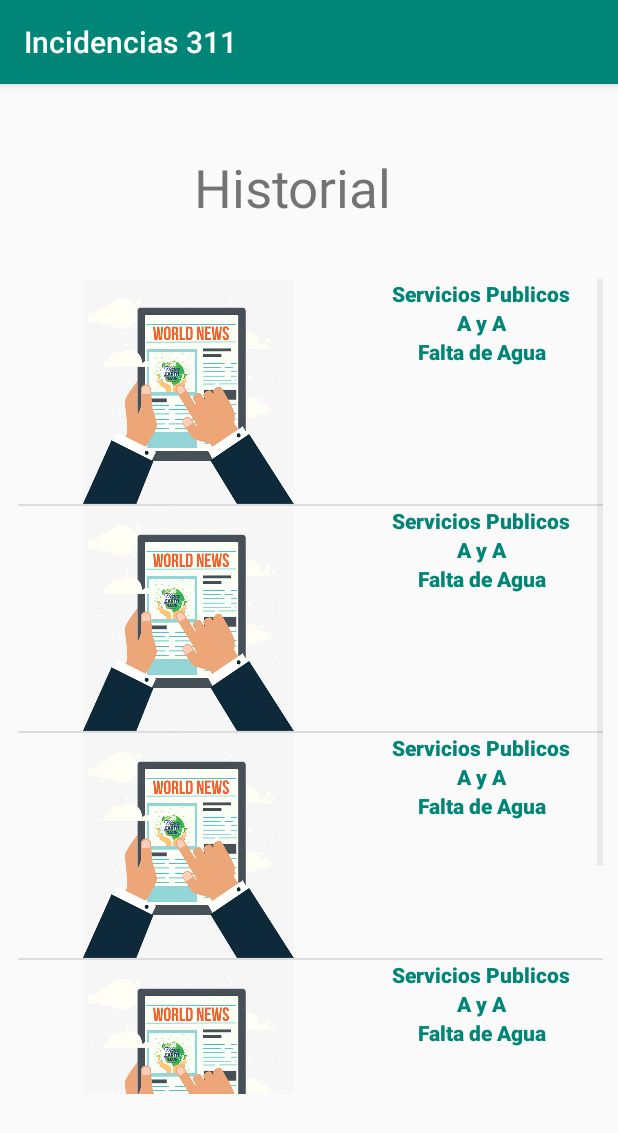
After one commit to cesarvarela07/binarios, an Android app: the Historial screen opened directly, with no data from a screen before it, on a phone screen of 412 x 824 dp. The commit adds this screen. Shown: the top 1133 px of the screen. Run offline under Robolectric (Android 15) with nearby library versions, the phone set to English and light mode, and no system bars.

Commit message:
endgame/29-04

```diff
--- a/app/src/main/AndroidManifest.xml
+++ b/app/src/main/AndroidManifest.xml
@@ -11,6 +11,7 @@
     <uses-feature
         android:name="android.hardware.camera.autofocus"
         android:required="false" />
+
     <uses-permission android:name="android.permission.INTERNET" />
     <uses-permission android:name="android.permission.ACCESS_FINE_LOCATION" />
     <uses-permission android:name="android.permission.ACCESS_COARSE_LOCATION" />
@@ -30,13 +31,12 @@
         android:roundIcon="@mipmap/ic_launcher_round"
         android:supportsRtl="true"
         android:theme="@style/AppTheme">
-
-        <activity android:name=".Menu"></activity>
+        <activity android:name=".Historial"></activity>
+        <activity android:name=".Menu" />
         <activity android:name=".RegistrarIncidencia" />
         <activity android:name=".Registro" />
         <activity android:name=".MainActivity">
             <intent-filter>
-
                 <action android:name="android.intent.action.MAIN" />
 
                 <category android:name="android.intent.category.LAUNCHER" />
--- /dev/null
+++ b/app/src/main/java/app311/varela/cesar/app311/Adaptador.java
@@ -0,0 +1,55 @@
+package app311.varela.cesar.app311;
+
+import android.content.Context;
+import android.view.LayoutInflater;
+import android.view.View;
+import android.view.ViewGroup;
+import android.widget.BaseAdapter;
+import android.widget.ImageView;
+import android.widget.TextView;
+
+import java.util.List;
+
+public class Adaptador extends BaseAdapter {
+    Context context;
+    List<NewsPost> newList;
+
+    public Adaptador(Context context, List<NewsPost> newList) {
+        this.context = context;
+        this.newList = newList;
+    }
+
+    @Override
+    public int getCount() {
+        return newList.size();
+    }
+
+    @Override
+    public Object getItem(int position) {
+        return newList.get(position);
+    }
+
+    @Override
+    public long getItemId(int position) {
+        return 0;
+    }
+
+    @Override
+    public View getView(int position, View convertView, ViewGroup parent) {
+        View v = convertView;
+
+        LayoutInflater i = LayoutInflater.from(context);
+        v=i.inflate(R.layout.new_list,null);
+
+        ImageView img = (ImageView)v.findViewById(R.id.img_noticia);
+        TextView categoria = (TextView)v.findViewById(R.id.tv_Catego);
+        TextView compa = (TextView)v.findViewById(R.id.tv_Compa);
+        TextView noticia = (TextView)v.findViewById(R.id.tv_Noticia);
+
+        img.setImageResource(newList.get(position).getImg());
+        categoria.setText(newList.get(position).getCategoria());
+        compa.setText(newList.get(position).getCompania());
+        noticia.setText(newList.get(position).getNoticia());
+        return v;
+    }
+}
--- /dev/null
+++ b/app/src/main/java/app311/varela/cesar/app311/Historial.java
@@ -0,0 +1,45 @@
+package app311.varela.cesar.app311;
+
+import android.support.v7.app.AppCompatActivity;
+import android.os.Bundle;
+import android.view.View;
+import android.widget.AdapterView;
+import android.widget.ListView;
+import android.widget.Toast;
+
+import java.util.ArrayList;
+
+public class Historial extends AppCompatActivity {
+
+    private ListView newsList;
+    private ArrayList<NewsPost>list;
+
+
+    @Override
+    protected void onCreate(Bundle savedInstanceState) {
+        super.onCreate(savedInstanceState);
+        setContentView(R.layout.activity_historial);
+        newsList=(ListView)findViewById(R.id.lv_ListaNoticias);
+        newsList=(ListView)findViewById(R.id.lv_ListaNoticias);
+
+        list= new ArrayList<NewsPost>();
+        list.add(new NewsPost("Falta de Agua","Servicios Publicos","A y A",R.drawable.new1));
+        list.add(new NewsPost("Falta de Agua","Servicios Publicos","A y A",R.drawable.new1));
+        list.add(new NewsPost("Falta de Agua","Servicios Publicos","A y A",R.drawable.new1));
+        list.add(new NewsPost("Falta de Agua","Servicios Publicos","A y A",R.drawable.new1));
+        list.add(new NewsPost("Falta de Agua","Servicios Publicos","A y A",R.drawable.new1));
+
+        Adaptador adaptador= new Adaptador(getApplicationContext(),list);
+        newsList.setAdapter(adaptador);
+
+        newsList.setOnItemClickListener(new AdapterView.OnItemClickListener() {
+            @Override
+            public void onItemClick(AdapterView<?> parent, View view, int position, long id) {
+                NewsPost valor= list.get(position);
+                Toast msj=Toast.makeText(getApplicationContext(),"Item Selecionado"+" Item "+ valor.getCategoria(),Toast.LENGTH_LONG);
+                msj.show();
+            }
+        });
+
+    }
+}
--- a/app/src/main/java/app311/varela/cesar/app311/Menu.java
+++ b/app/src/main/java/app311/varela/cesar/app311/Menu.java
@@ -9,7 +9,7 @@ import android.widget.ImageButton;
 
 public class Menu extends AppCompatActivity {
 
-    ImageButton pots;
+    ImageButton pots, hist;
     @Override
     protected void onCreate(Bundle savedInstanceState) {
         super.onCreate(savedInstanceState);
@@ -24,10 +24,26 @@ public class Menu extends AppCompatActivity {
             }
         });
 
+        hist = (ImageButton)findViewById(R.id.btnHistorico);
+        hist.setOnClickListener(new View.OnClickListener() {
+            @Override
+            public void onClick(View v) {
+                openAcvtividadHistorico();
+            }
+        });
+
     }
 
     public void openAcvtividadPost(){
         Intent intent = new Intent(this, RegistrarIncidencia.class);
         startActivity(intent);
+
     }
+
+    public void openAcvtividadHistorico(){
+        Intent intent = new Intent(this, Historial.class);
+        startActivity(intent);
+
+    }
+
 }
--- /dev/null
+++ b/app/src/main/java/app311/varela/cesar/app311/NewsPost.java
@@ -0,0 +1,49 @@
+package app311.varela.cesar.app311;
+
+public class NewsPost {
+
+    String noticia,
+    categoria,
+    compania;
+
+    int img;
+
+    public NewsPost(String noticia, String categoria, String compania, int img) {
+        this.noticia = noticia;
+        this.categoria = categoria;
+        this.compania = compania;
+        this.img = img;
+    }
+
+    public String getNoticia() {
+        return noticia;
+    }
+
+    public void setNoticia(String noticia) {
+        this.noticia = noticia;
+    }
+
+    public String getCategoria() {
+        return categoria;
+    }
+
+    public void setCategoria(String categoria) {
+        this.categoria = categoria;
+    }
+
+    public String getCompania() {
+        return compania;
+    }
+
+    public void setCompania(String compania) {
+        this.compania = compania;
+    }
+
+    public int getImg() {
+        return img;
+    }
+
+    public void setImg(int img) {
+        this.img = img;
+    }
+}
--- /dev/null
+++ b/app/src/main/res/layout/activity_historial.xml
@@ -0,0 +1,28 @@
+<?xml version="1.0" encoding="utf-8"?>
+<RelativeLayout xmlns:android="http://schemas.android.com/apk/res/android"
+    xmlns:app="http://schemas.android.com/apk/res-auto"
+    xmlns:tools="http://schemas.android.com/tools"
+    android:layout_width="match_parent"
+    android:layout_height="match_parent"
+    tools:context=".Historial">
+
+    <TextView
+        android:layout_width="153dp"
+        android:layout_height="60dp"
+        android:layout_centerHorizontal="true"
+        android:layout_marginTop="45dp"
+        android:text="Historial"
+        android:textSize="35dp" />
+
+    <ListView
+        android:id="@+id/lv_ListaNoticias"
+        android:layout_width="390dp"
+        android:layout_height="543dp"
+        android:layout_marginStart="12dp"
+        android:layout_marginTop="130dp"
+        android:layout_marginEnd="9dp"
+        android:layout_marginBottom="58dp"
+        android:layout_marginLeft="12dp"
+        android:layout_marginRight="9dp" />
+
+</RelativeLayout>
--- /dev/null
+++ b/app/src/main/res/layout/new_list.xml
@@ -0,0 +1,52 @@
+<?xml version="1.0" encoding="utf-8"?>
+<LinearLayout
+    xmlns:android="http://schemas.android.com/apk/res/android" android:layout_width="match_parent"
+    android:layout_height="match_parent">
+
+    <LinearLayout
+        android:id="@+id/Linear_Segundo"
+        android:layout_width="match_parent"
+        android:layout_height="match_parent"
+        android:orientation="horizontal">
+
+        <ImageView
+            android:id="@+id/img_noticia"
+            android:layout_width="227dp"
+            android:layout_height="150dp"
+            android:src="@drawable/new1" />
+
+        <LinearLayout
+            android:layout_width="match_parent"
+            android:layout_height="match_parent"
+            android:orientation="vertical">
+
+            <TextView
+                android:id="@+id/tv_Catego"
+                android:layout_width="match_parent"
+                android:layout_height="wrap_content"
+                android:fontFamily="sans-serif-black"
+                android:text="Categoria "
+                android:textAlignment="center"
+                android:textColor="@color/colorPrimary" />
+
+            <TextView
+                android:id="@+id/tv_Compa"
+                android:layout_width="match_parent"
+                android:layout_height="wrap_content"
+                android:fontFamily="sans-serif-black"
+                android:text="Compañia"
+                android:textAlignment="center"
+                android:textColor="@color/colorPrimary" />
+
+            <TextView
+                android:id="@+id/tv_Noticia"
+                android:layout_width="match_parent"
+                android:layout_height="wrap_content"
+                android:fontFamily="sans-serif-black"
+                android:text="Noticia"
+                android:textAlignment="center"
+                android:textColor="@color/colorPrimary" />
+
+        </LinearLayout>
+    </LinearLayout>
+</LinearLayout>
--- a/app/src/main/res/values/strings.xml
+++ b/app/src/main/res/values/strings.xml
@@ -50,5 +50,4 @@
     </string-array>
 
 
-
 </resources>
```
Also changed, not shown: app/src/main/res/drawable-v24/new1.jpg (added).
